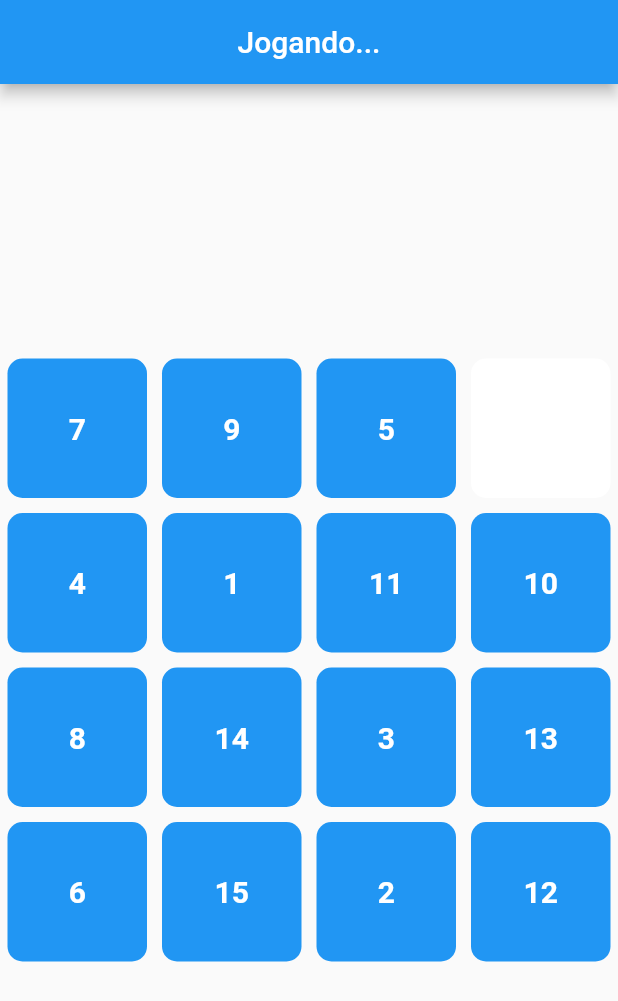
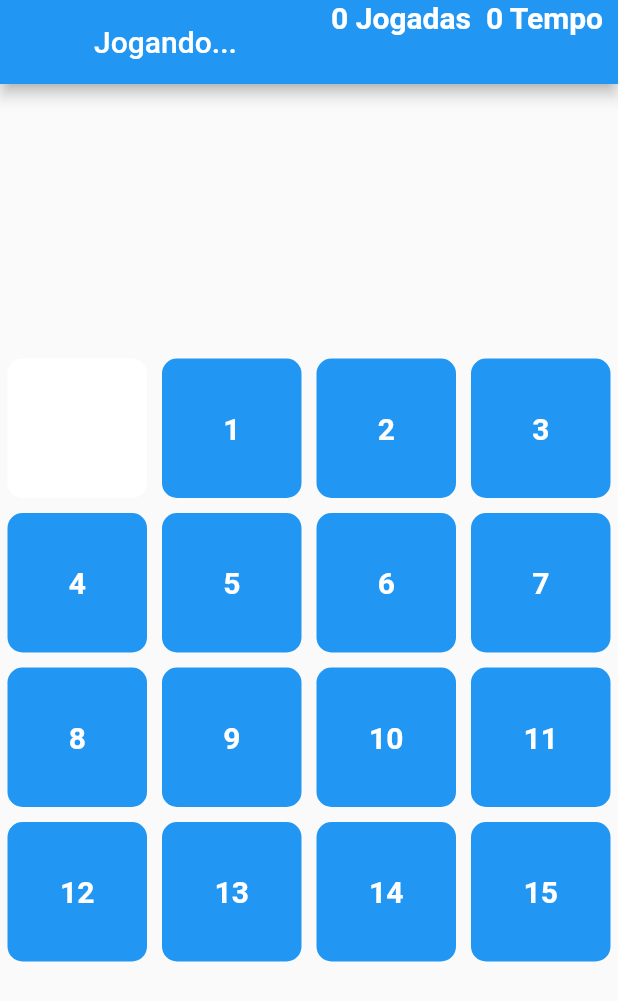
Before and after one commit to theussant/puzzleflutter, a Flutter app: the screen it shows after launch, on a phone screen of 412 x 824 dp. Shown: the top 1001 px of the screen. Run offline on Flutter 3.47's test engine with Material 2 defaults, Android fonts, the phone set to English and light mode, and no system bars.

Commit message:
Jogadas e Timer adicionados

```diff
--- a/lib/main.dart
+++ b/lib/main.dart
@@ -1,4 +1,5 @@
 import 'package:flutter/material.dart';
+import 'dart:async';
 
 void main() {
   runApp(const MyApp());
@@ -18,7 +19,6 @@ class MyApp extends StatelessWidget {
       home: const MyHomePage(),
     );
   }
-
 }
 
 class MyHomePage extends StatefulWidget {
@@ -26,20 +26,22 @@ class MyHomePage extends StatefulWidget {
 
   @override
   State<MyHomePage> createState() => _MyHomePageState();
-
 }
 
 class _MyHomePageState extends State<MyHomePage> {
-
   List<Widget> ganhouWidget = <Widget>[
     const Text('Jogando...'),
     const Text('Parabéns você ganhou!')
   ];
 
-  final List<String> _itens =
-      List.generate(16, (index) => index == 0 ? '' : index.toString());
-      int ganhador = 0;
+  final List<String> _itens = List.generate(16, (index) => index == 0 ? '' : index.toString());
+  int ganhador = 0;
+  int cont = 0;
   _changeIndex(int i) {
+    if (cont == 0) {
+      startTimer();
+    }
+
     int _emptyIndex = _itens.lastIndexOf('');
     int _previousItem = i - 1;
     int _nextItem = i + 1;
@@ -53,38 +55,40 @@ class _MyHomePageState extends State<MyHomePage> {
       _itens[_previousItem] = _itens[i];
 
       _itens[i] = '';
+      cont++;
     } else if (_emptyIndex == _nextItem) {
       _itens[_nextItem] = _itens[i];
 
       _itens[i] = '';
+      cont++;
     } else if (_emptyIndex == _previousRow) {
       _itens[_previousRow] = _itens[i];
 
       _itens[i] = '';
+      cont++;
     } else if (_emptyIndex == _nextRow) {
       _itens[_nextRow] = _itens[i];
 
       _itens[i] = '';
+      cont++;
     }
 
-    for(j=0; j<=14; j++){
+    for (j = 1; j <= 15; j++) {
       ganhouWidget[verificar];
       print(_itens[j]);
       print(a);
 
-      if(verificar==1){
-        if(_itens[j] == a.toString()){
+      if (verificar == 1) {
+        if (_itens[j] == a.toString()) {
           a++;
-        }
-        else{
-          verificar=0;
+        } else {
+          verificar = 0;
         }
       }
     }
 
-    if(verificar==1){
+    if (verificar == 1) {
       ganhouWidget[verificar];
-
     }
 
     teste(verificar);
@@ -92,38 +96,61 @@ class _MyHomePageState extends State<MyHomePage> {
     setState(() {});
   }
 
-  teste (int verificar){
+  teste(int verificar) {
     setState(() {
       ganhador = verificar;
     });
   }
 
+  int _start = 0;
+
+  void startTimer() {
+    const secs = const Duration(seconds: 1);
+    // ignore: unnecessary_new
+    new Timer.periodic(
+      secs,
+      (Timer timer) {
+        if (_start == 50000) {
+          setState(() {
+            timer.cancel();
+          });
+        } else if (ganhador == 1) {
+            setState(() {
+            timer.cancel();
+          });
+        } else {
+          setState(() {
+            _start++;
+          });
+        }
+      },
+    );
+  }
+
   @override
   void initState() {
-    _itens.shuffle();
+    //_itens.shuffle();
     super.initState();
   }
 
- /*  @override
-  void _exibirDialogo() {
-    showDialog(
-      context: context,
-      builder: (BuildContext context) {
-        return AlertDialog(
-          title: Text('Parabéns você ganhou!'),
-          content: Text('Deseja continuar o jogo?'),
-        );
-      },
-    );
-  } */
 
   @override
   Widget build(BuildContext context) {
-
     return Scaffold(
-
       appBar: AppBar(
         title: Center(child: ganhouWidget[ganhador]),
+        actions: [
+          Text(cont.toString() + " Jogadas  ",
+              style: const TextStyle(
+                  fontSize: 20,
+                  fontWeight: FontWeight.bold,
+                  color: Colors.white)),
+          Text(_start.toString() + " Tempo  ",
+              style: const TextStyle(
+                  fontSize: 20,
+                  fontWeight: FontWeight.bold,
+                  color: Colors.white)),
+        ],
       ),
       body: Center(
         child: AspectRatio(
```
